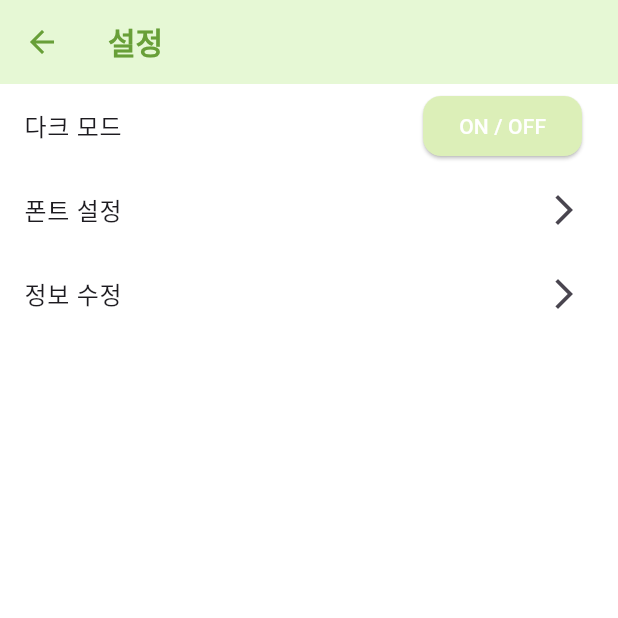
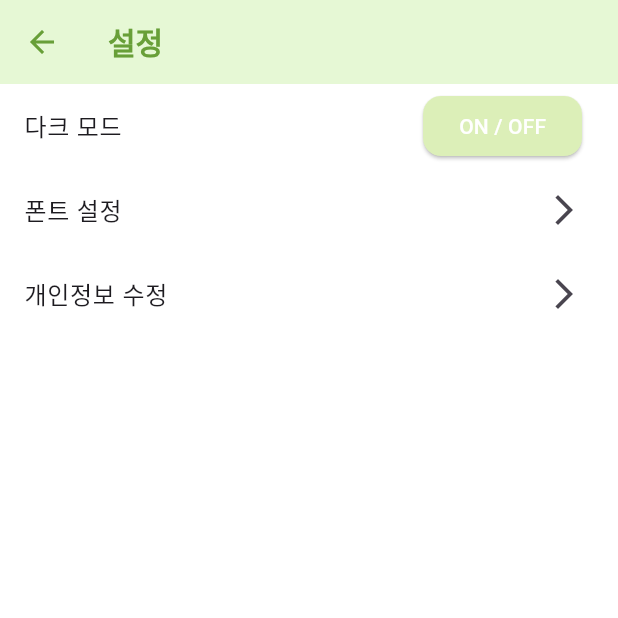
Before and after one commit to chyexon/AI_Diary, a Flutter app: the SettingScreen screen opened directly, on a phone screen of 412 x 824 dp, the top half of it. Run offline on Flutter 3.47's test engine with Material 3 defaults, Android fonts, the light colour scheme and no system bars; our stand-ins replace file_picker, fl_chart, shared_preferences, table_calendar; accounts and stored records are empty; Roboto replaces fonts that are missing (Gothic).

Commit message:
Update setting_screen.dart

```diff
--- a/0601 통합본/lib/screens/setting_screen.dart
+++ b/0601 통합본/lib/screens/setting_screen.dart
@@ -31,7 +31,7 @@ class SettingScreen extends StatelessWidget {
           ),
 
           ListTile(
-            title: const Text('정보 수정'),
+            title: const Text('개인정보 수정'),
             trailing: const Icon(Icons.arrow_forward_ios),
             onTap: () {
               Navigator.push(
```
